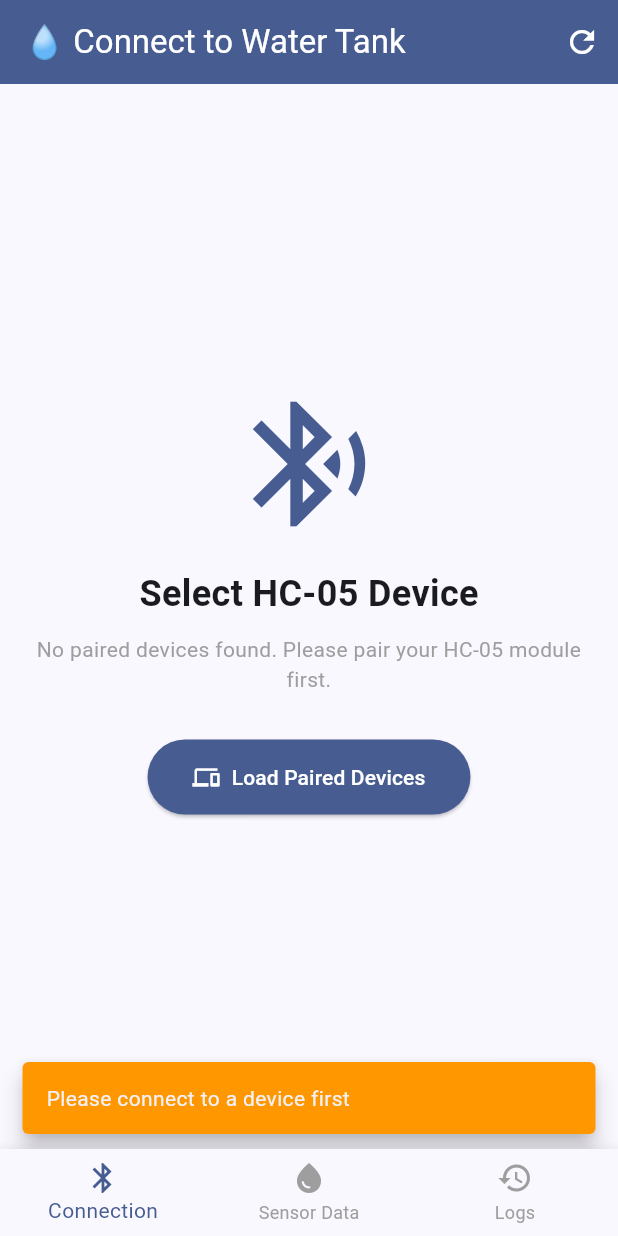
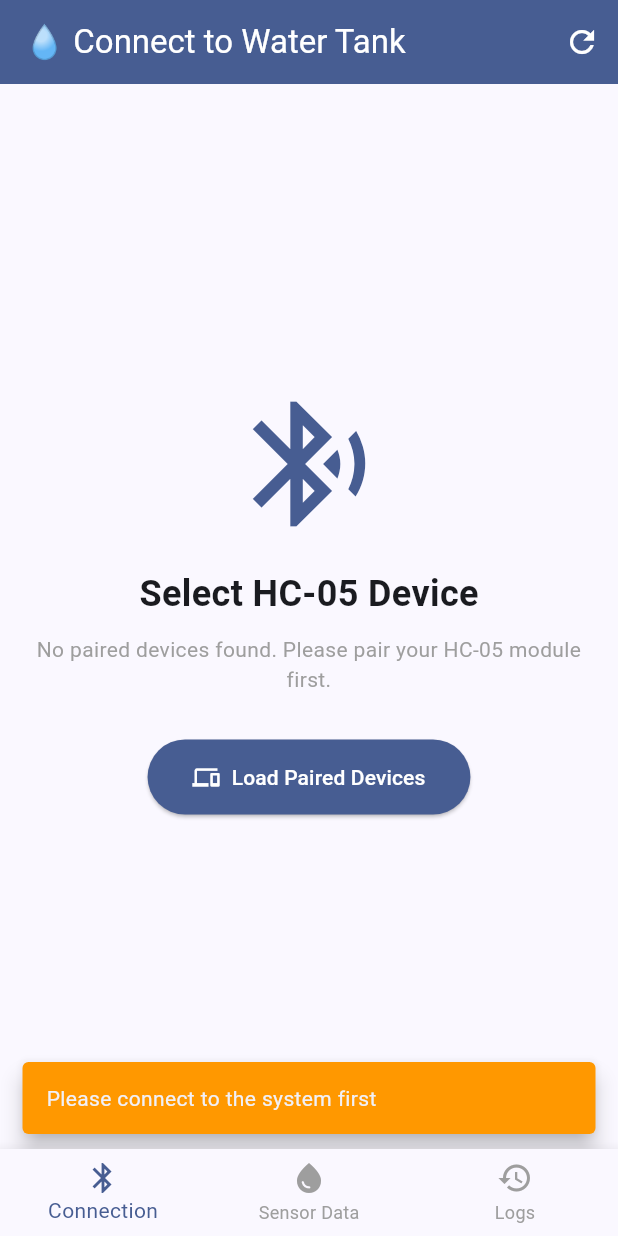
Before and after one commit to WangodaFrancis667/HCR04-ATMEGA328P-WATERSENSOR-BAREMETAL-CODE, a Flutter app: the screen it shows after launch, item 2 of the bottom bar chosen, on a phone screen of 412 x 824 dp. Run offline on Flutter 3.47's test engine with Material 3 defaults, Android fonts, the light colour scheme and no system bars; our stand-ins replace flutter_bluetooth_serial, sqflite; accounts and stored records are empty.

Commit message:
Update snackbar message to clarify connection requirement

```diff
--- a/client/lib/main.dart
+++ b/client/lib/main.dart
@@ -180,7 +180,7 @@ class _MainNavigationScreenState extends State<MainNavigationScreen> {
           if (index == 1 && !_isConnected) {
             ScaffoldMessenger.of(context).showSnackBar(
               const SnackBar(
-                content: Text('Please connect to a device first'),
+                content: Text('Please connect to the system first'),
                 backgroundColor: Colors.orange,
                 duration: Duration(seconds: 2),
                 behavior: SnackBarBehavior.floating,
```
